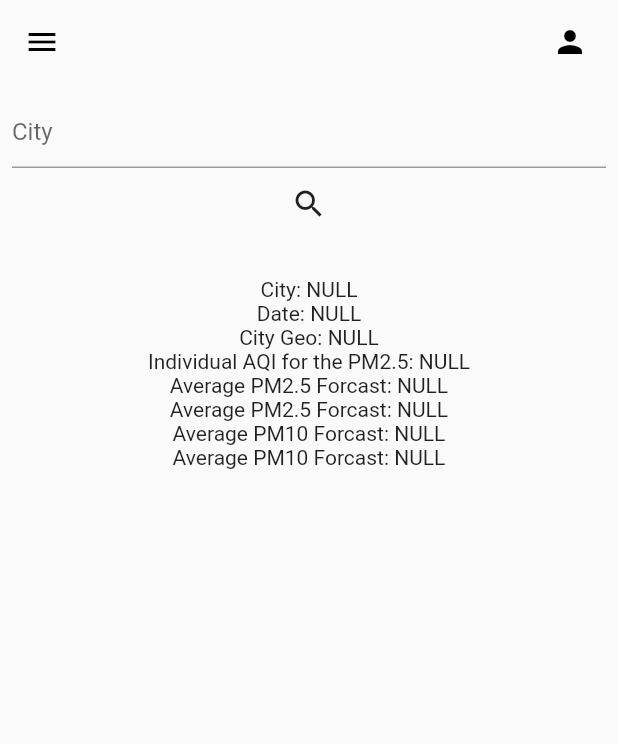
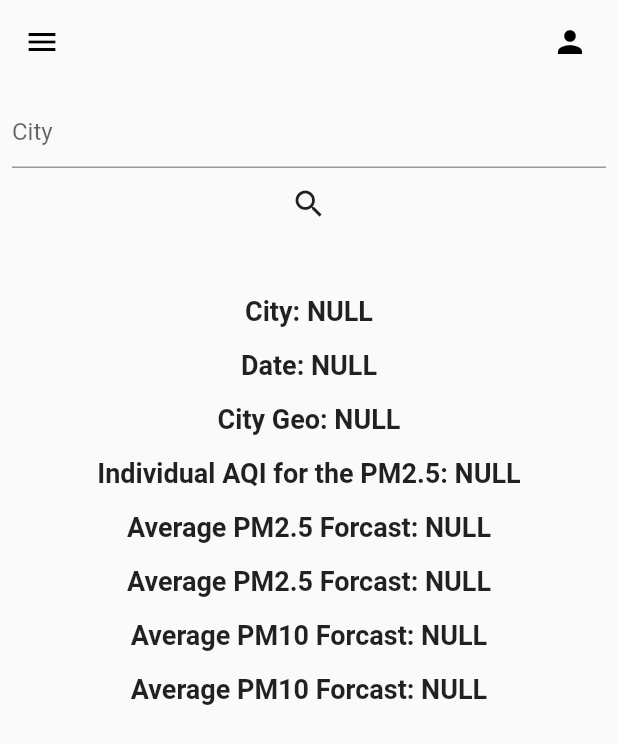
Before and after one commit to PaveenaKumnerdpun/flutter-project, a Flutter app: the SearchPage screen opened by its route, on a phone screen of 412 x 824 dp. Shown: the top 744 px of the screen. Run offline on Flutter 3.47's test engine with Material 2 defaults, Android fonts, the phone set to English and light mode, and no system bars.

Commit message:
Update SearchPage.dart

```diff
--- a/lib/SearchPage.dart
+++ b/lib/SearchPage.dart
@@ -49,19 +49,37 @@ class _SearchPageState extends State<SearchPage> {
             ),
 
             const SizedBox(height: 25),
-            Text("City: ${_weather?.data?.city?.name ?? "NULL"}"),
-            Text("Date: ${_weather?.data?.time?.tz ?? "NULL"}"),
-            Text("City Geo: ${_weather?.data?.city?.geo ?? "NULL"}"),
             Text(
-                "Individual AQI for the PM2.5: ${_weather?.data?.iaqi?.pm25?.v ?? "NULL"}"),
+              "City: ${_weather?.data?.city?.name ?? "NULL"}",
+              style: TextStyle(
+                  fontWeight: FontWeight.bold, fontSize: 18, height: 2.0),
+            ),
+            Text("Date: ${_weather?.data?.time?.tz ?? "NULL"}",
+                style: TextStyle(
+                    fontWeight: FontWeight.bold, fontSize: 18, height: 2.0)),
+            Text("City Geo: ${_weather?.data?.city?.geo ?? "NULL"}",
+                style: TextStyle(
+                    fontWeight: FontWeight.bold, fontSize: 18, height: 2.0)),
             Text(
-                "Average PM2.5 Forcast: ${_weather?.data?.forecast?.daily?.pm25?[0].avg ?? "NULL"}"),
+                "Individual AQI for the PM2.5: ${_weather?.data?.iaqi?.pm25?.v ?? "NULL"}",
+                style: TextStyle(
+                    fontWeight: FontWeight.bold, fontSize: 18, height: 2.0)),
             Text(
-                "Average PM2.5 Forcast: ${_weather?.data?.forecast?.daily?.pm25?[1].avg ?? "NULL"}"),
+                "Average PM2.5 Forcast: ${_weather?.data?.forecast?.daily?.pm25?[0].avg ?? "NULL"}",
+                style: TextStyle(
+                    fontWeight: FontWeight.bold, fontSize: 18, height: 2.0)),
             Text(
-                "Average PM10 Forcast: ${_weather?.data?.forecast?.daily?.pm10?[0].avg ?? "NULL"}"),
+                "Average PM2.5 Forcast: ${_weather?.data?.forecast?.daily?.pm25?[1].avg ?? "NULL"}",
+                style: TextStyle(
+                    fontWeight: FontWeight.bold, fontSize: 18, height: 2.0)),
             Text(
-                "Average PM10 Forcast: ${_weather?.data?.forecast?.daily?.pm10?[1].avg ?? "NULL"}"),
+                "Average PM10 Forcast: ${_weather?.data?.forecast?.daily?.pm10?[0].avg ?? "NULL"}",
+                style: TextStyle(
+                    fontWeight: FontWeight.bold, fontSize: 18, height: 2.0)),
+            Text(
+                "Average PM10 Forcast: ${_weather?.data?.forecast?.daily?.pm10?[1].avg ?? "NULL"}",
+                style: TextStyle(
+                    fontWeight: FontWeight.bold, fontSize: 18, height: 2.0)),
           ]),
         ));
   }
```
